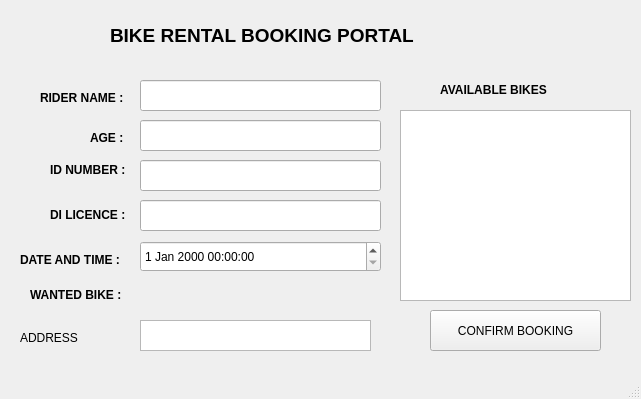
This is userportal.ui in iamPandusai/practice_git as Qt 5 draws it before an edit. The edited form follows.
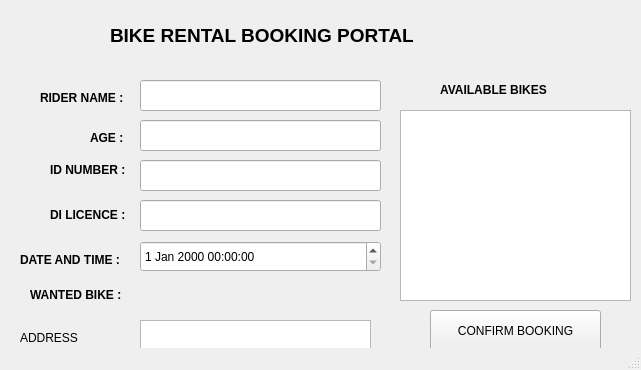
This is the edited form.

```diff
--- a/userportal.ui
+++ b/userportal.ui
@@ -7,7 +7,7 @@
     <x>0</x>
     <y>0</y>
     <width>641</width>
-    <height>399</height>
+    <height>370</height>
    </rect>
   </property>
   <property name="windowTitle">
```
